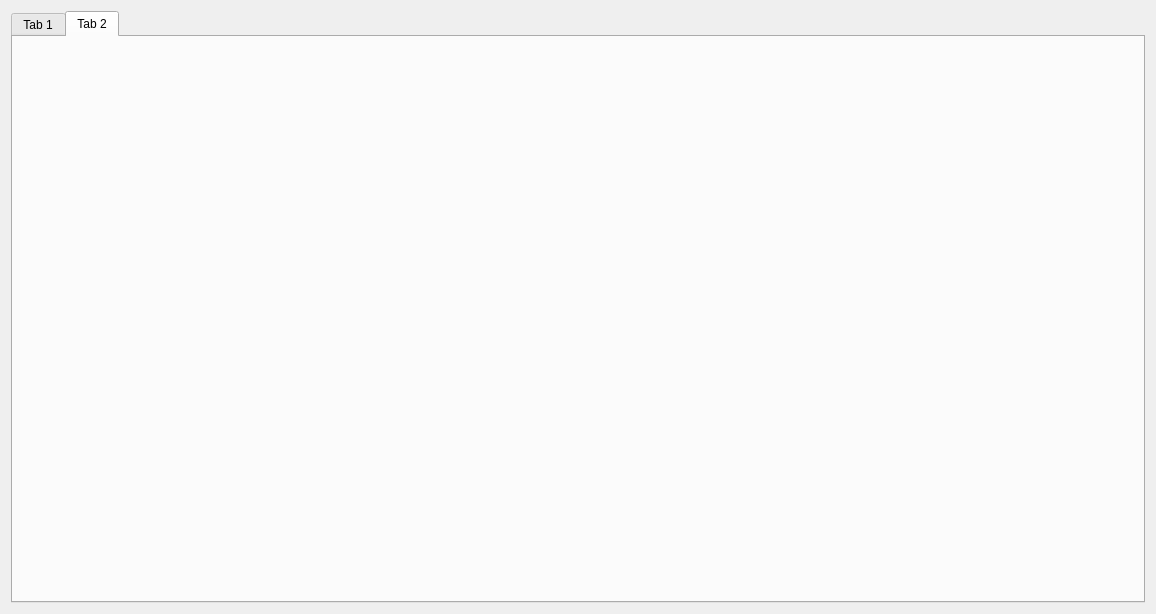
Qt form Server-application/user_interface/mainwindow.ui (RemcoMusic/Server-application) before a commit.
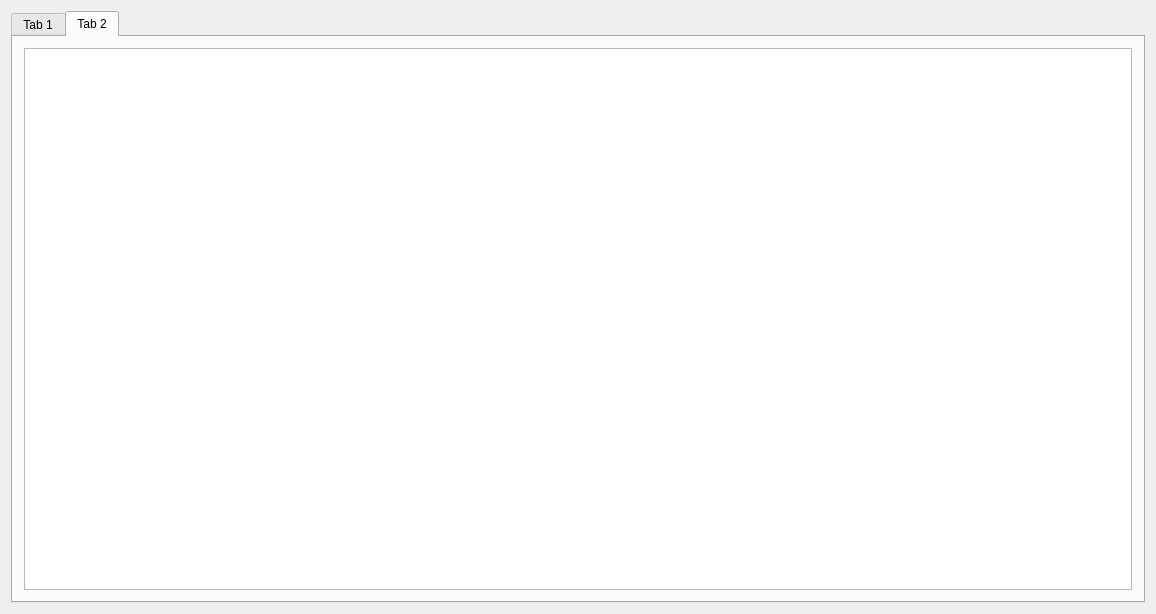
The same form after that commit. The open tabs and pages were chosen to show the change.

Commit message: tested large quantity of robots

The edit to the form file:
```diff
--- a/Server-application/user_interface/mainwindow.ui
+++ b/Server-application/user_interface/mainwindow.ui
@@ -65,6 +65,11 @@
        <attribute name="title">
         <string>Tab 2</string>
        </attribute>
+       <layout class="QHBoxLayout" name="horizontalLayout_2">
+        <item>
+         <widget class="QGraphicsView" name="graphicsView_data_large"/>
+        </item>
+       </layout>
       </widget>
      </widget>
     </item>
```
Left out of the diff: 2 changed lines with no effect on the pictures. The commit also changes 1 other file.
